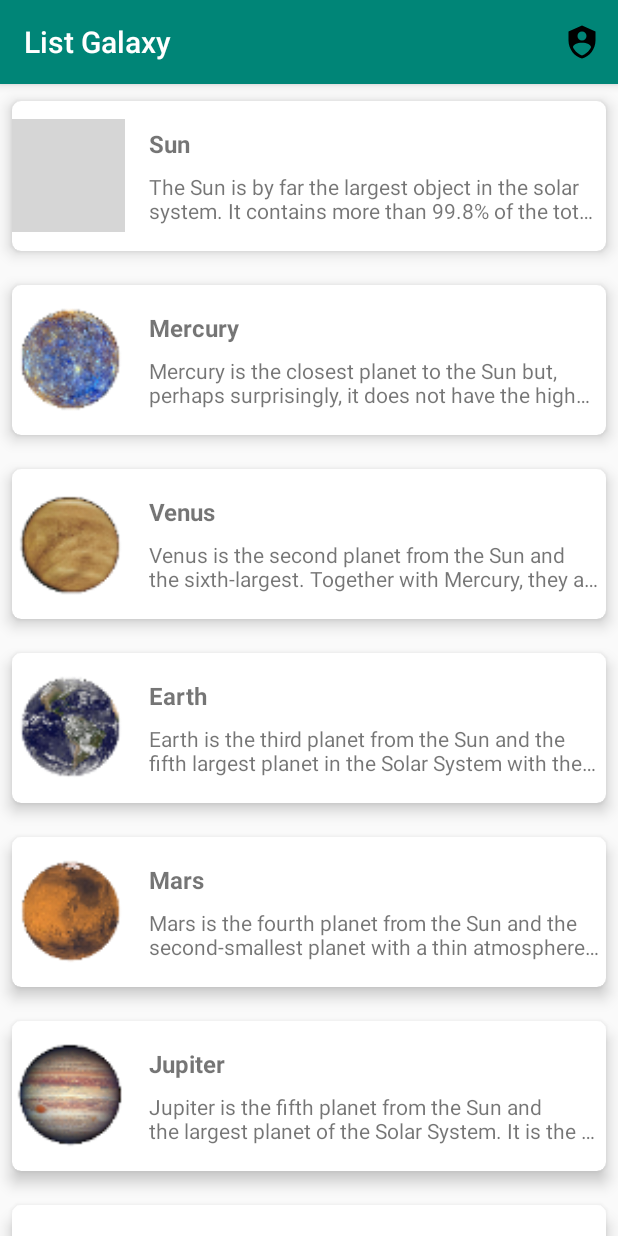
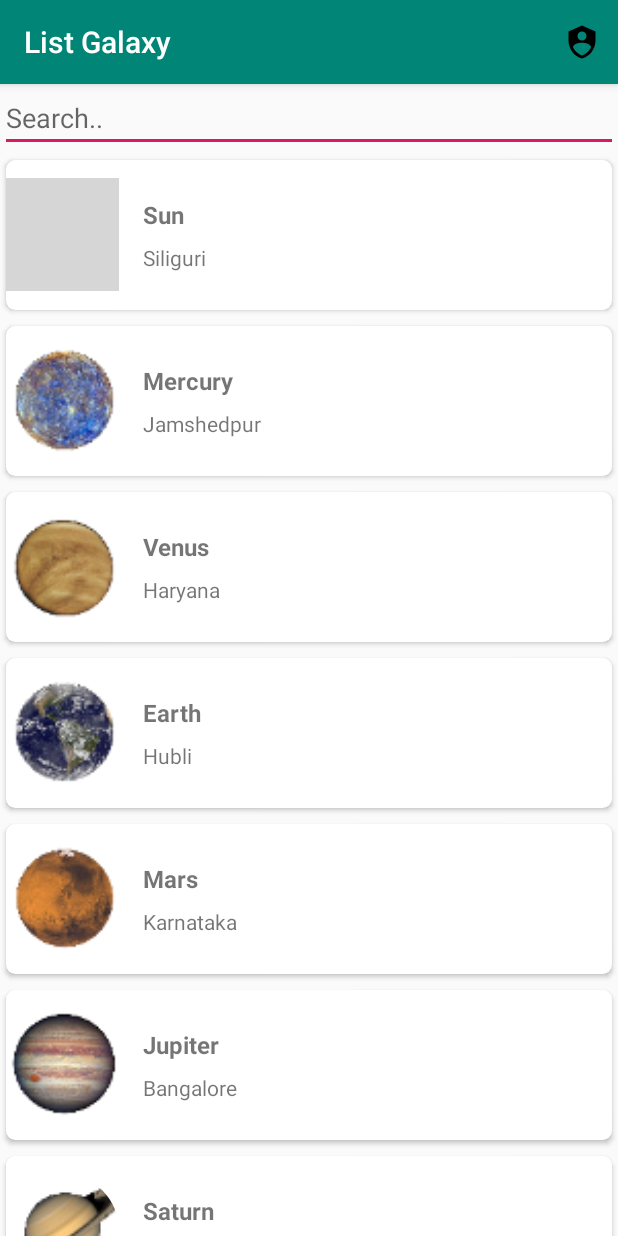
Before and after one commit to kukuhsw/SicKot, an Android app: the screen it shows after launch (MainActivity), on a phone screen of 412 x 824 dp. Run offline under Robolectric (Android 15) with nearby library versions, the phone set to English and light mode, and no system bars; our stand-ins replace CircleImageView; grey boxes are pictures that could not be loaded.

Commit message:
implement search, fix rc last item

```diff
--- /dev/null
+++ b/app/src/main/java/com/hellu/lekot/OnClickListener.kt
@@ -0,0 +1,10 @@
+package com.hellu.lekot
+
+import com.hellu.lekot.data.Planet
+
+/**
+ * Created by Govind on 3/19/2018.
+ */
+interface OnClickListener {
+    fun onClickEvent(user: Planet)
+}
--- a/app/src/main/java/com/hellu/lekot/activities/MainActivity.kt
+++ b/app/src/main/java/com/hellu/lekot/activities/MainActivity.kt
@@ -3,21 +3,31 @@ package com.hellu.lekot.activities
 import android.content.Intent
 import androidx.appcompat.app.AppCompatActivity
 import android.os.Bundle
+import android.text.Editable
+import android.text.TextWatcher
 import android.view.Menu
 import android.view.MenuItem
 import android.widget.Toast
 import androidx.appcompat.app.ActionBar
 import androidx.recyclerview.widget.LinearLayoutManager
 import androidx.recyclerview.widget.RecyclerView
+import com.hellu.lekot.OnClickListener
 import com.hellu.lekot.R
 import com.hellu.lekot.adapter.ListGalaxyAdapter
+import com.hellu.lekot.adapter.PlanetAdapter
 import com.hellu.lekot.data.Galaxy
 import com.hellu.lekot.data.GalaxyData
+import com.hellu.lekot.data.Planet
+import kotlinx.android.synthetic.main.activity_main.*
 
 class MainActivity : AppCompatActivity() {
     private lateinit var rvPlanet: RecyclerView
     private var title = "List Galaxy"
     private val list = ArrayList<Galaxy>()
+
+//    add
+    private var myAdapter: PlanetAdapter? = null
+    private var users = ArrayList<Planet>()
 
     override fun onCreate(savedInstanceState: Bundle?) {
         super.onCreate(savedInstanceState)
@@ -28,7 +38,27 @@ class MainActivity : AppCompatActivity() {
         rvPlanet.setHasFixedSize(true)
 
         list.addAll(GalaxyData.listData)
-        showRecyclerList()
+//        showRecyclerList()
+
+        //Display UserList
+        getUserList()
+
+        //adding a TextChangedListener to call a method whenever there is some change on the EditText
+        editTextSearch.addTextChangedListener(object : TextWatcher {
+            override fun beforeTextChanged(charSequence: CharSequence, i: Int, i1: Int, i2: Int) {
+            }
+
+            override fun onTextChanged(charSequence: CharSequence, i: Int, i1: Int, i2: Int) {
+            }
+
+            override fun afterTextChanged(editable: Editable) {
+                //after the change calling the method and passing the search input
+                filter(editable.toString())
+            }
+        })
+
+
+
     }
 
     private fun showRecyclerList() {
@@ -75,4 +105,40 @@ class MainActivity : AppCompatActivity() {
     private fun showSelectedPlanet(galaxy: Galaxy) {
         Toast.makeText(this, "Kamu memilih " + galaxy.planetName, Toast.LENGTH_SHORT).show()
     }
+
+
+    //    addd
+    private fun getUserList() {
+        rvPlanet.layoutManager = LinearLayoutManager(this, LinearLayoutManager.VERTICAL, false)
+        users = Planet.getPlanetList()
+        myAdapter = PlanetAdapter(users)
+        myAdapter!!.setListener(listener)
+        rvPlanet.adapter = myAdapter
+    }
+
+    private fun filter(text: String) {
+        //new array list that will hold the filtered data
+        val filteredNames = ArrayList<Planet>()
+        //looping through existing elements and adding the element to filtered list
+        users.filterTo(filteredNames) {
+            //if the existing elements contains the search input
+            it.name.toLowerCase().contains(text.toLowerCase())
+        }
+        //calling a method of the adapter class and passing the filtered list
+        myAdapter!!.filterList(filteredNames)
+    }
+
+    private val listener = object : OnClickListener {
+        override fun onClickEvent(user: Planet) {
+            sentDataPlanet(user)
+            Toast.makeText(applicationContext, user.name, Toast.LENGTH_SHORT).show()
+        }
+    }
+
+    private fun sentDataPlanet(data: Planet) {
+        val intent = Intent(this, DetailPlanetActivity::class.java)
+        intent.putExtra("planet", data)
+        startActivity(intent)
+    }
+
 }
--- /dev/null
+++ b/app/src/main/java/com/hellu/lekot/adapter/PlanetAdapter.kt
@@ -0,0 +1,67 @@
+package com.hellu.lekot.adapter
+
+import android.view.LayoutInflater
+import android.view.View
+import android.view.ViewGroup
+import android.widget.ImageView
+import android.widget.TextView
+import androidx.recyclerview.widget.RecyclerView
+import com.bumptech.glide.Glide
+import com.bumptech.glide.request.RequestOptions
+import com.hellu.lekot.R
+import com.hellu.lekot.OnClickListener
+import com.hellu.lekot.data.Planet
+import de.hdodenhof.circleimageview.CircleImageView
+
+/**
+ * Created by Govind on 3/19/2018.
+ */
+class PlanetAdapter(private var userList: ArrayList<Planet>) : RecyclerView.Adapter<PlanetAdapter.ViewHolder>() {
+    private var listener: OnClickListener? = null
+
+    fun setListener(onClickListener: OnClickListener) {
+        this.listener = onClickListener
+    }
+
+    override fun onCreateViewHolder(parent: ViewGroup, viewType: Int): ViewHolder {
+        return ViewHolder(LayoutInflater.from(parent.context).inflate(R.layout.item_row_galaxy, parent, false))
+    }
+
+    override fun onBindViewHolder(holder: ViewHolder, position: Int) {
+        holder.bindItems(userList[position])
+        //Custom OnClickListener Event
+        holder.itemView.setOnClickListener(View.OnClickListener {
+            if (listener != null) {
+                listener!!.onClickEvent(userList[position])
+            }
+        })
+    }
+
+    override fun getItemCount(): Int {
+        return userList.size
+    }
+
+    class ViewHolder(itemView: View) : RecyclerView.ViewHolder(itemView) {
+        fun bindItems(user: Planet) {
+            val tvName = itemView.findViewById<TextView>(R.id.tv_item_name)
+            val tvDescription = itemView.findViewById<TextView>(R.id.tv_item_detail)
+            val ivPlanet = itemView.findViewById<CircleImageView>(R.id.img_item_photo)
+
+            tvName?.text = user.name
+            tvDescription?.text = user.address
+            Glide.with(itemView.context)
+                .load(user.photo)
+                .apply(RequestOptions().override(55, 55))
+                .into(ivPlanet)
+
+        }
+    }
+
+    /*This method will filter the list and here we are passing the filtered data
+        and assigning it to the list with notifyDataSetChanged method
+    */
+    fun filterList(filteredNames: ArrayList<Planet>) {
+        this.userList = filteredNames
+        notifyDataSetChanged()
+    }
+}
--- /dev/null
+++ b/app/src/main/java/com/hellu/lekot/data/Planet.kt
@@ -0,0 +1,43 @@
+package com.hellu.lekot.data
+
+import com.hellu.lekot.R
+import java.io.Serializable
+
+/**
+ * Created by Govind on 3/19/2018.
+ */
+
+class Planet(val name: String, val address: String, val photo: Int) : Serializable {
+
+    companion object {
+
+        private val planetImages = intArrayOf(
+            R.drawable.sun,
+            R.drawable.mercury,
+            R.drawable.venus,
+            R.drawable.earth,
+            R.drawable.mars,
+            R.drawable.jupiter,
+            R.drawable.saturn,
+            R.drawable.uranus,
+            R.drawable.neptune,
+            R.drawable.pluto
+        )
+
+        fun getPlanetList(): ArrayList<Planet> {
+            val planets = ArrayList<Planet>()
+            planets.clear()
+            planets.add(Planet("Sun ", "Siliguri", planetImages[0]))
+            planets.add(Planet("Mercury", "Jamshedpur",planetImages[1]))
+            planets.add(Planet("Venus", "Haryana",planetImages[2]))
+            planets.add(Planet("Earth", "Hubli",planetImages[3]))
+            planets.add(Planet("Mars", "Karnataka",planetImages[4]))
+            planets.add(Planet("Jupiter", "Bangalore",planetImages[5]))
+            planets.add(Planet("Saturn", "New delhi",planetImages[6]))
+            planets.add(Planet("Uranus", "Mangalore",planetImages[7]))
+            planets.add(Planet("Neptune", "Ludhiana",planetImages[8]))
+            planets.add(Planet("Pluto", "Tamil Nadu",planetImages[9]))
+            return planets
+        }
+    }
+}
--- a/app/src/main/res/layout/activity_main.xml
+++ b/app/src/main/res/layout/activity_main.xml
@@ -8,10 +8,29 @@
     android:id="@+id/activity_main"
     tools:context=".activities.MainActivity">
 
-    <androidx.recyclerview.widget.RecyclerView
-        android:id="@+id/rv_heroes"
+    <RelativeLayout
         android:layout_width="match_parent"
-        android:layout_height="match_parent"
-        tools:listitem="@layout/item_row_galaxy" />
+        android:layout_height="wrap_content"
+        app:layout_constraintTop_toTopOf="parent">
+
+        <EditText
+            android:id="@+id/editTextSearch"
+            android:layout_width="match_parent"
+            android:layout_height="wrap_content"
+            android:hint="Search.."
+            android:textColor="@color/colorPrimary"
+            android:layout_alignParentTop="true"/>
+
+        <androidx.recyclerview.widget.RecyclerView
+            android:id="@+id/rv_heroes"
+            android:layout_width="match_parent"
+            android:layout_height="wrap_content"
+            tools:listitem="@layout/item_row_galaxy"
+            android:layout_below="@id/editTextSearch"
+            />
+
+
+    </RelativeLayout>
+
 
 </androidx.constraintlayout.widget.ConstraintLayout>
--- a/app/src/main/res/layout/item_row_galaxy.xml
+++ b/app/src/main/res/layout/item_row_galaxy.xml
@@ -5,10 +5,11 @@
     android:layout_height="wrap_content"
     xmlns:app="http://schemas.android.com/apk/res-auto"
     android:orientation="horizontal"
+    android:padding="5dp"
     app:cardCornerRadius="6dp"
-    app:cardElevation="6dp"
+    app:cardElevation="2dp"
     app:cardUseCompatPadding="true"
-    android:padding="3dp">
+    >
 
     <RelativeLayout
         android:layout_width="match_parent"
```
Lines whose indentation alone changed are shown as unchanged.
